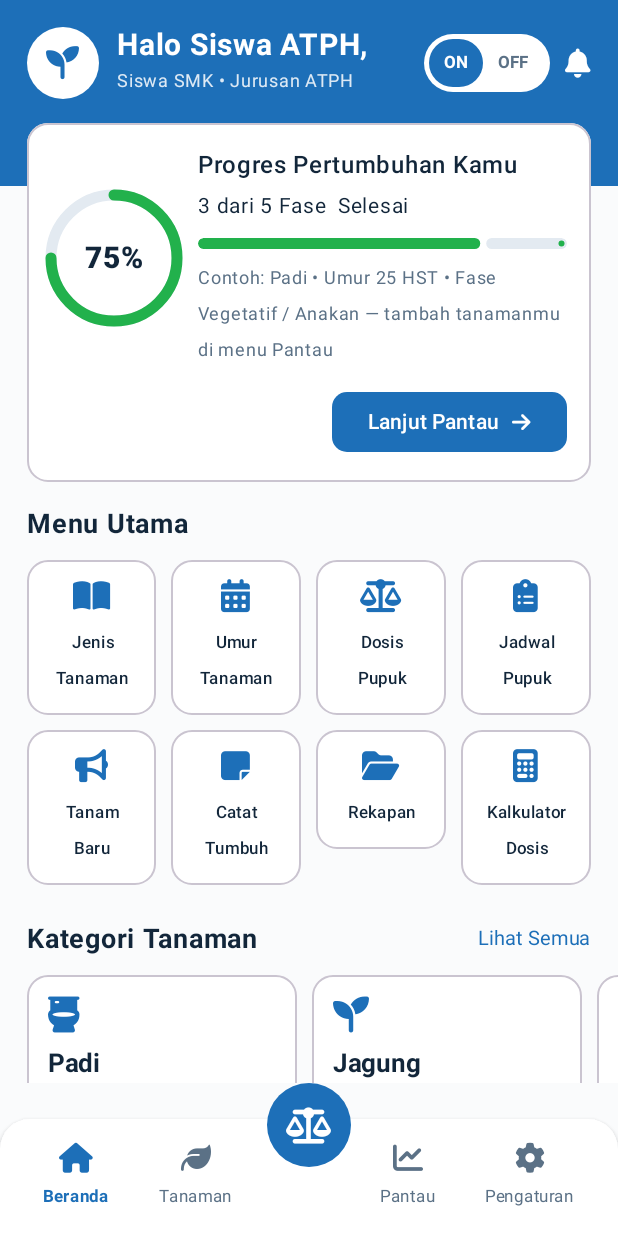
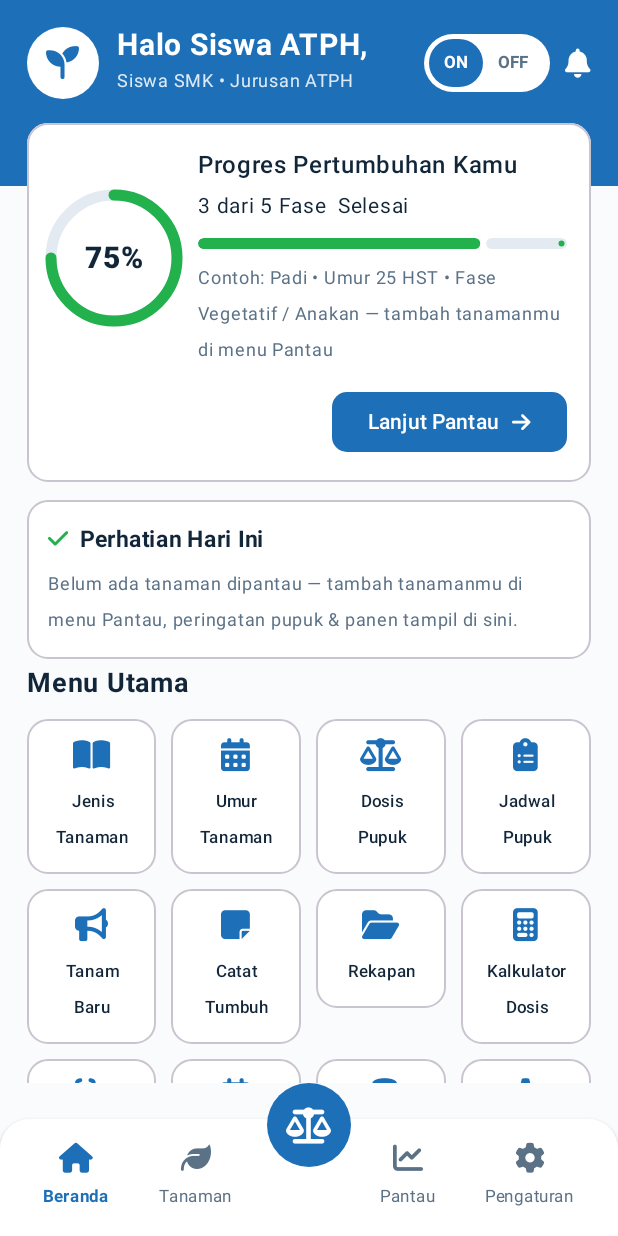
Before and after one commit to qioceky/autodosingagro, an Android app built with Jetpack Compose: the screen it shows after launch (MainActivity), on a phone screen of 412 x 824 dp. Run offline under Robolectric (Android 15) with nearby library versions, the phone set to English and light mode, and no system bars.

Commit message:
v1.3.0 — Perhatian Hari Ini, Grafik Pertumbuhan, Diagnosa Gejala, Kalender Tanam, Usaha Tani + Bagikan Rekap

```diff
--- a/app/build.gradle
+++ b/app/build.gradle
@@ -12,8 +12,8 @@ android {
         applicationId "id.autodosingagro"
         minSdk 26
         targetSdk 35
-        versionCode 3
-        versionName "1.2.0"
+        versionCode 4
+        versionName "1.3.0"
     }
 
     buildFeatures {
--- a/app/src/main/java/id/autodosingagro/FaIcons.kt
+++ b/app/src/main/java/id/autodosingagro/FaIcons.kt
@@ -61,6 +61,13 @@ object Fa {
     const val PEN = "\uF304"
     const val EYE = "\uF06E"
     const val LAYER = "\uF5FD"
+    const val STETHO = "\uF0F1"
+    const val COINS = "\uF51E"
+    const val SHARE = "\uF1E0"
+    const val BUG = "\uF188"
+    const val WALLET = "\uF555"
+    const val TREND = "\uE098"
+    const val TEMP = "\uF2C9"
 }
 
 private object FaTypeface {
--- a/app/src/main/java/id/autodosingagro/MainActivity.kt
+++ b/app/src/main/java/id/autodosingagro/MainActivity.kt
@@ -81,6 +81,8 @@ fun App() {
     var detailId by remember { mutableStateOf<String?>(null) }
     var tanamanSaya by remember { mutableStateOf(store.loadTanamanSaya()) }
     var logs by remember { mutableStateOf(store.loadLog()) }
+    var transaksi by remember { mutableStateOf(store.loadTransaksi()) }
+    var layar by remember { mutableStateOf<String?>(null) }
     var nama by remember { mutableStateOf(store.namaPengguna()) }
 
     fun simpanTanaman(list: List<TanamanSaya>) { tanamanSaya = list; store.saveTanamanSaya(list) }
@@ -90,14 +92,23 @@ fun App() {
         Column(Modifier.fillMaxSize()) {
             Box(Modifier.weight(1f)) {
                 when {
+                    layar == "diagnosa" -> DiagnosaScreen(onBack = { layar = null })
+                    layar == "kalender" -> KalenderScreen(onBack = { layar = null })
+                    layar == "usaha" -> UsahaScreen(
+                        tanamanSaya = tanamanSaya, logs = logs, transaksi = transaksi,
+                        onTambah = { val l = transaksi + it; transaksi = l; store.saveTransaksi(l) },
+                        onHapus = { id -> val l = transaksi.filterNot { t -> t.id == id }; transaksi = l; store.saveTransaksi(l) },
+                        onBack = { layar = null }
+                    )
                     detailId != null -> DetailTanamanScreen(
                         tanaman = TanamanDB.byId(detailId!!)!!,
                         onBack = { detailId = null },
                         onHitung = { detailId = null; tab = Tab.DOSIS }
                     )
                     tab == Tab.BERANDA -> BerandaScreen(
-                        nama = nama, tanamanSaya = tanamanSaya,
+                        nama = nama, tanamanSaya = tanamanSaya, logs = logs,
                         onMenu = { t -> tab = t },
+                        onLayar = { layar = it },
                         onDetail = { detailId = it },
                         onPantau = { tab = Tab.PANTAU }
                     )
@@ -113,7 +124,7 @@ fun App() {
                     tab == Tab.INFO -> InfoScreen(nama = nama, onSimpanNama = { nama = it; store.simpanNama(it) })
                 }
             }
-            BottomNav(tab = tab, onTab = { tab = it; detailId = null })
+            BottomNav(tab = tab, onTab = { tab = it; detailId = null; layar = null })
         }
     }
 }
@@ -180,8 +191,9 @@ fun LingkaranProgres(persen: Float, ukuran: Int, tebal: Float, warna: Color = Hi
 
 @Composable
 fun BerandaScreen(
-    nama: String, tanamanSaya: List<TanamanSaya>,
-    onMenu: (Tab) -> Unit, onDetail: (String) -> Unit, onPantau: () -> Unit
+    nama: String, tanamanSaya: List<TanamanSaya>, logs: List<LogTumbuh>,
+    onMenu: (Tab) -> Unit, onLayar: (String) -> Unit,
+    onDetail: (String) -> Unit, onPantau: () -> Unit
 ) {
     var monitoringOn by remember { mutableStateOf(true) }
     val utama = tanamanSaya.firstOrNull()
@@ -274,23 +286,69 @@ fun BerandaScreen(
             }
         }
         item {
+            // Perhatian Hari Ini — alert otomatis dari data monitoring
+            val peringatan = mutableListOf<String>()
+            tanamanSaya.forEach { ts ->
+                val t = TanamanDB.byId(ts.tanamanId) ?: return@forEach
+                val hst = ts.hst()
+                val berikut = t.aplikasiBerikutnya(hst)
+                if (berikut != null && berikut.hst - hst in 0..3) {
+                    peringatan.add("${ts.label}: pupuk ${berikut.label} " +
+                        (if (berikut.hst == hst) "HARI INI" else "${berikut.hst - hst} hari lagi") +
+                        " (${berikut.pupuk.joinToString { p -> p.nama }})")
+                }
+                val kePanen = t.panenMin - hst
+                if (kePanen in 0..7) peringatan.add("${ts.label}: panen ±$kePanen hari lagi (${t.nama})")
+                if (hst > t.panenMax) peringatan.add("${ts.label}: sudah lewat masa panen ${t.nama} ($hst HST)")
+                val logTerakhir = logs.filter { it.tanamanSayaId == ts.id }.maxByOrNull { it.tanggal }
+                val acuan = logTerakhir?.tanggal ?: ts.tanggalTanam
+                val selisih = LocalDate.now().toEpochDay() - acuan.toEpochDay()
+                if (selisih >= 7) peringatan.add("${ts.label}: belum dicatat pertumbuhannya $selisih hari — catat tinggi & daunnya")
+            }
+            Column(Modifier.padding(horizontal = 18.dp).offset(y = (-30).dp)) {
+                Kartu(Modifier.fillMaxWidth()) {
+                    Column(Modifier.padding(14.dp)) {
+                        Row(verticalAlignment = Alignment.CenterVertically) {
+                            FaIcon(if (peringatan.isEmpty()) Fa.CHECK else Fa.WARN, size = 15.sp,
+                                color = if (peringatan.isEmpty()) Hijau else Oranye)
+                            Spacer(Modifier.width(8.dp))
+                            Text("Perhatian Hari Ini", fontWeight = FontWeight.Bold, fontSize = 15.sp, color = TeksGelap)
+                        }
+                        Spacer(Modifier.height(6.dp))
+                        if (peringatan.isEmpty()) {
+                            Text(
+                                if (tanamanSaya.isEmpty()) "Belum ada tanaman dipantau — tambah tanamanmu di menu Pantau, peringatan pupuk & panen tampil di sini."
+                                else "Semua terpantau — tidak ada pupuk jatuh tempo, panen dekat, atau catatan yang tertunda hari ini.",
+                                fontSize = 12.sp, color = TeksAbu)
+                        } else {
+                            peringatan.forEach { Text("• $it", fontSize = 12.sp, color = TeksGelap) }
+                        }
+                    }
+                }
+            }
+        }
+        item {
             Column(Modifier.padding(horizontal = 18.dp).offset(y = (-26).dp)) {
                 Text("Menu Utama", fontSize = 18.sp, fontWeight = FontWeight.Bold, color = TeksGelap)
                 Spacer(Modifier.height(12.dp))
-                val menu = listOf(
-                    Triple(Fa.BOOK_OPEN, "Jenis\nTanaman", Tab.TANAMAN),
-                    Triple(Fa.CALENDAR, "Umur\nTanaman", Tab.PANTAU),
-                    Triple(Fa.SCALE, "Dosis\nPupuk", Tab.DOSIS),
-                    Triple(Fa.CLIPBOARD, "Jadwal\nPupuk", Tab.TANAMAN),
-                    Triple(Fa.BULLHORN, "Tanam\nBaru", Tab.PANTAU),
-                    Triple(Fa.NOTE, "Catat\nTumbuh", Tab.PANTAU),
-                    Triple(Fa.FOLDER, "Rekapan", Tab.PANTAU),
-                    Triple(Fa.CALC, "Kalkulator\nDosis", Tab.DOSIS)
+                val menu: List<Triple<String, String, () -> Unit>> = listOf(
+                    Triple(Fa.BOOK_OPEN, "Jenis\nTanaman") { onMenu(Tab.TANAMAN) },
+                    Triple(Fa.CALENDAR, "Umur\nTanaman") { onMenu(Tab.PANTAU) },
+                    Triple(Fa.SCALE, "Dosis\nPupuk") { onMenu(Tab.DOSIS) },
+                    Triple(Fa.CLIPBOARD, "Jadwal\nPupuk") { onMenu(Tab.TANAMAN) },
+                    Triple(Fa.BULLHORN, "Tanam\nBaru") { onMenu(Tab.PANTAU) },
+                    Triple(Fa.NOTE, "Catat\nTumbuh") { onMenu(Tab.PANTAU) },
+                    Triple(Fa.FOLDER, "Rekapan") { onLayar("usaha") },
+                    Triple(Fa.CALC, "Kalkulator\nDosis") { onMenu(Tab.DOSIS) },
+                    Triple(Fa.STETHO, "Diagnosa\nGejala") { onLayar("diagnosa") },
+                    Triple(Fa.CALENDAR, "Kalender\nTanam") { onLayar("kalender") },
+                    Triple(Fa.COINS, "Usaha\nTani") { onLayar("usaha") },
+                    Triple(Fa.GEAR, "Pengaturan") { onMenu(Tab.INFO) }
                 )
                 menu.chunked(4).forEach { rowItems ->
                     Row(Modifier.fillMaxWidth(), horizontalArrangement = Arrangement.spacedBy(10.dp)) {
-                        rowItems.forEach { (ikon, label, target) ->
-                            Kartu(Modifier.weight(1f).clickable { onMenu(target) }) {
+                        rowItems.forEach { (ikon, label, aksi) ->
+                            Kartu(Modifier.weight(1f).clickable { aksi() }) {
                                 Column(
                                     Modifier.fillMaxWidth().padding(vertical = 12.dp, horizontal = 4.dp),
                                     horizontalAlignment = Alignment.CenterHorizontally
--- a/app/src/main/java/id/autodosingagro/Screens.kt
+++ b/app/src/main/java/id/autodosingagro/Screens.kt
@@ -508,6 +508,10 @@ fun PantauScreen(
                         }, modifier = Modifier.fillMaxWidth(),
                             colors = ButtonDefaults.buttonColors(containerColor = Hijau),
                             shape = RoundedCornerShape(10.dp)) { Text("Simpan Catatan Pertumbuhan", fontSize = 13.sp) }
+                        if (logSaya.size >= 2) {
+                            Spacer(Modifier.height(12.dp))
+                            GrafikTinggi(logSaya)
+                        }
                         logSaya.forEach { l ->
                             Row(Modifier.fillMaxWidth().padding(top = 8.dp), verticalAlignment = Alignment.CenterVertically) {
                                 Column(Modifier.weight(1f)) {
```
Also changed, not shown: app/src/main/java/id/autodosingagro/FiturBaru.kt (added, +295 -0 lines), app/src/main/java/id/autodosingagro/data/Data.kt (+53 -0 lines), app/src/main/java/id/autodosingagro/data/Store.kt (+41 -0 lines), 1 other file.
